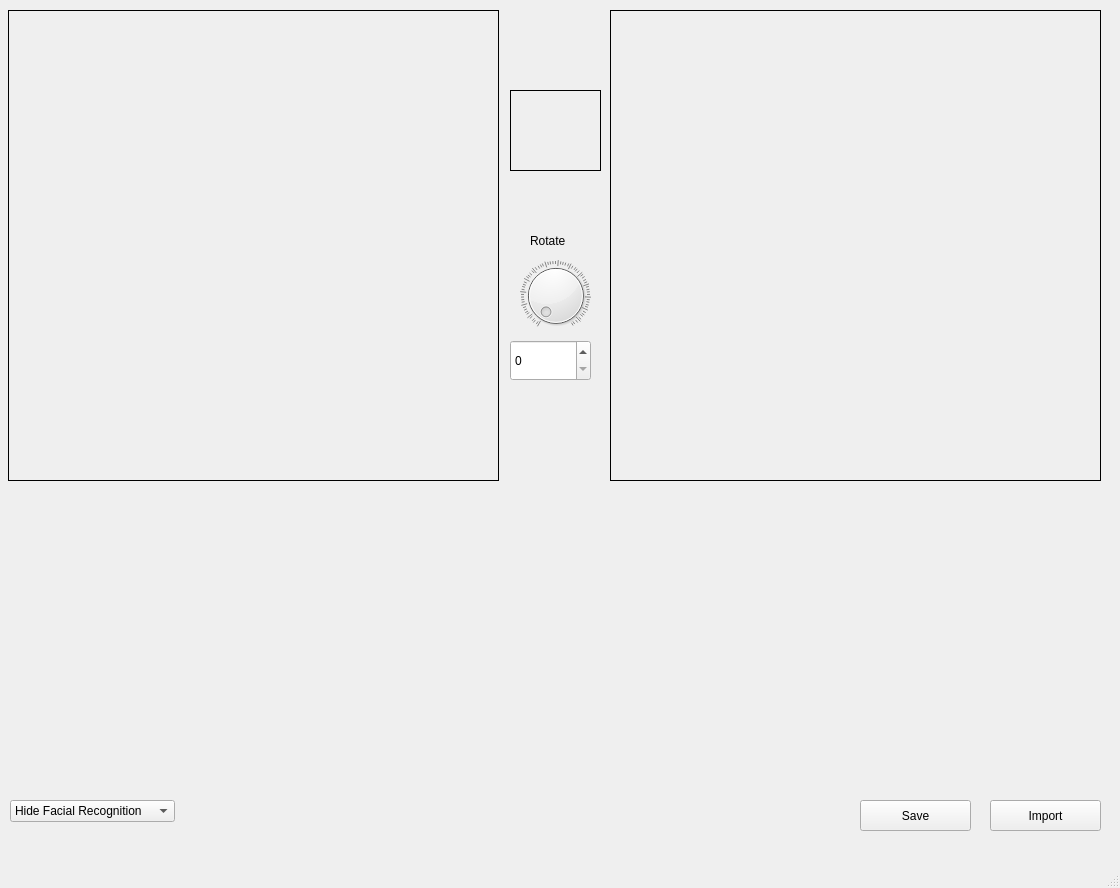
Qt form coreUI/main_window.ui (prateekgurnani10/Image_recognition) before a commit.
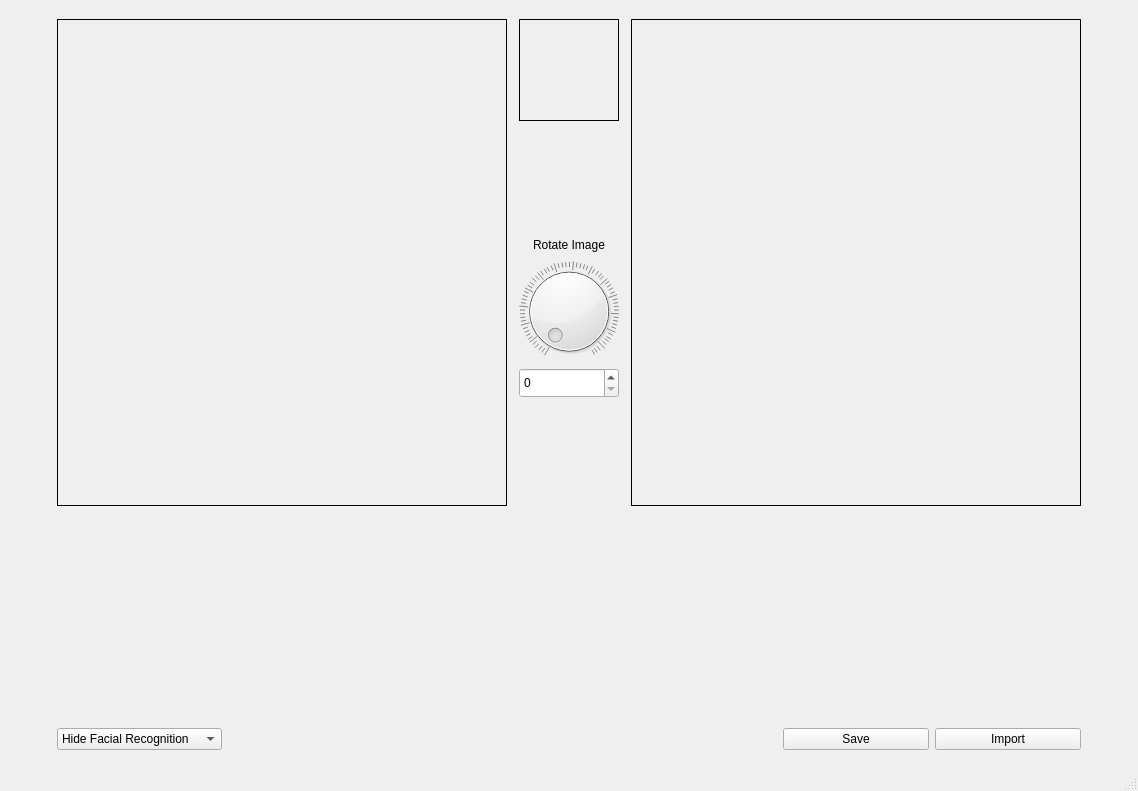
The same form after that commit. Icons and pictures are not drawn.

Commit message: Added dyanamic scaling to the UI, and a global layout constraint

The edit to the form file:
```diff
--- a/coreUI/main_window.ui
+++ b/coreUI/main_window.ui
@@ -9,61 +9,39 @@
    <rect>
     <x>0</x>
     <y>0</y>
-    <width>1120</width>
-    <height>888</height>
+    <width>1138</width>
+    <height>791</height>
    </rect>
   </property>
   <property name="windowTitle">
    <string>MainWindow</string>
   </property>
   <widget class="QWidget" name="centralwidget">
-   <widget class="QLabel" name="leftImgLabel">
-    <property name="geometry">
-     <rect>
-      <x>8</x>
-      <y>10</y>
-      <width>491</width>
-      <height>471</height>
-     </rect>
-    </property>
-    <property name="frameShape">
-     <enum>QFrame::Box</enum>
-    </property>
+   <layout class="QGridLayout" name="gridLayout">
+    <item row="12" column="1">
+     <widget class="QComboBox" name="facialRecogComboBox">
+      <property name="font">
+       <font>
+        <pointsize>9</pointsize>
+       </font>
+      </property>
+      <property name="sizeAdjustPolicy">
+       <enum>QComboBox::AdjustToContents</enum>
+      </property>
+      <item>
     <property name="text">
-     <string/>
-    </property>
-    <property name="alignment">
-     <set>Qt::AlignCenter</set>
-    </property>
-   </widget>
-   <widget class="QLabel" name="rightImgLabel">
-    <property name="geometry">
-     <rect>
-      <x>610</x>
-      <y>10</y>
-      <width>491</width>
-      <height>471</height>
-     </rect>
-    </property>
-    <property name="frameShape">
-     <enum>QFrame::Box</enum>
-    </property>
+        <string>Hide Facial Recognition</string>
+       </property>
+      </item>
+      <item>
     <property name="text">
-     <string/>
-    </property>
-    <property name="alignment">
-     <set>Qt::AlignCenter</set>
-    </property>
-   </widget>
+        <string>Show Facial Recognition</string>
+       </property>
+      </item>
+     </widget>
+    </item>
+    <item row="12" column="8">
    <widget class="QPushButton" name="saveButton">
-    <property name="geometry">
-     <rect>
-      <x>860</x>
-      <y>800</y>
-      <width>111</width>
-      <height>31</height>
-     </rect>
-    </property>
     <property name="font">
      <font>
       <pointsize>9</pointsize>
@@ -73,15 +51,9 @@
      <string>Save</string>
     </property>
    </widget>
+    </item>
+    <item row="12" column="9">
    <widget class="QPushButton" name="importButton">
-    <property name="geometry">
-     <rect>
-      <x>990</x>
-      <y>800</y>
-      <width>111</width>
-      <height>31</height>
-     </rect>
-    </property>
     <property name="font">
      <font>
       <pointsize>9</pointsize>
@@ -91,14 +63,14 @@
      <string>Import</string>
     </property>
    </widget>
+    </item>
+    <item row="4" column="5">
    <widget class="QDial" name="rotateImgDial">
-    <property name="geometry">
-     <rect>
-      <x>520</x>
-      <y>260</y>
-      <width>71</width>
-      <height>71</height>
-     </rect>
+      <property name="maximumSize">
+       <size>
+        <width>150</width>
+        <height>150</height>
+       </size>
     </property>
     <property name="maximum">
      <number>270</number>
@@ -107,75 +79,128 @@
      <bool>true</bool>
     </property>
    </widget>
-   <widget class="QSpinBox" name="rotateImgSpinBox">
-    <property name="geometry">
-     <rect>
-      <x>510</x>
-      <y>340</y>
-      <width>81</width>
-      <height>41</height>
-     </rect>
-    </property>
-    <property name="font">
-     <font>
-      <pointsize>9</pointsize>
-     </font>
-    </property>
-    <property name="wrapping">
-     <bool>false</bool>
-    </property>
-    <property name="frame">
-     <bool>true</bool>
-    </property>
-    <property name="buttonSymbols">
-     <enum>QAbstractSpinBox::UpDownArrows</enum>
-    </property>
-    <property name="maximum">
-     <number>270</number>
-    </property>
-   </widget>
-   <widget class="QLabel" name="label">
-    <property name="geometry">
-     <rect>
-      <x>530</x>
-      <y>230</y>
-      <width>51</width>
-      <height>21</height>
-     </rect>
-    </property>
-    <property name="font">
-     <font>
-      <pointsize>9</pointsize>
-     </font>
-    </property>
-    <property name="text">
-     <string>Rotate</string>
-    </property>
-   </widget>
-   <widget class="QWidget" name="verticalLayoutWidget">
-    <property name="geometry">
-     <rect>
-      <x>10</x>
-      <y>560</y>
-      <width>1091</width>
-      <height>231</height>
-     </rect>
-    </property>
+    </item>
+    <item row="10" column="1" rowspan="2" colspan="9">
     <layout class="QVBoxLayout" name="sliderLayout">
      <property name="spacing">
-      <number>6</number>
-     </property>
-    </layout>
-   </widget>
+       <number>2</number>
+      </property>
+      <property name="topMargin">
+       <number>2</number>
+      </property>
+      <property name="bottomMargin">
+       <number>5</number>
+      </property>
+     </layout>
+    </item>
+    <item row="0" column="7">
+     <spacer name="verticalSpacer_3">
+      <property name="orientation">
+       <enum>Qt::Vertical</enum>
+      </property>
+      <property name="sizeType">
+       <enum>QSizePolicy::Fixed</enum>
+      </property>
+      <property name="sizeHint" stdset="0">
+       <size>
+        <width>20</width>
+        <height>10</height>
+       </size>
+      </property>
+     </spacer>
+    </item>
+    <item row="12" column="10">
+     <spacer name="horizontalSpacer_2">
+      <property name="orientation">
+       <enum>Qt::Horizontal</enum>
+      </property>
+      <property name="sizeType">
+       <enum>QSizePolicy::Fixed</enum>
+      </property>
+      <property name="sizeHint" stdset="0">
+       <size>
+        <width>10</width>
+        <height>20</height>
+       </size>
+      </property>
+     </spacer>
+    </item>
+    <item row="1" column="1" rowspan="6" colspan="3">
+     <widget class="QLabel" name="leftImgLabel">
+      <property name="minimumSize">
+       <size>
+        <width>450</width>
+        <height>0</height>
+       </size>
+      </property>
+      <property name="maximumSize">
+       <size>
+        <width>16777215</width>
+        <height>16777215</height>
+       </size>
+      </property>
+      <property name="frameShape">
+       <enum>QFrame::Box</enum>
+      </property>
+      <property name="text">
+       <string/>
+      </property>
+      <property name="alignment">
+       <set>Qt::AlignCenter</set>
+      </property>
+     </widget>
+    </item>
+    <item row="1" column="7" rowspan="6" colspan="3">
+     <widget class="QLabel" name="rightImgLabel">
+      <property name="minimumSize">
+       <size>
+        <width>450</width>
+        <height>0</height>
+       </size>
+      </property>
+      <property name="maximumSize">
+       <size>
+        <width>16777215</width>
+        <height>16777215</height>
+       </size>
+      </property>
+      <property name="frameShape">
+       <enum>QFrame::Box</enum>
+      </property>
+      <property name="text">
+       <string/>
+      </property>
+      <property name="alignment">
+       <set>Qt::AlignCenter</set>
+      </property>
+     </widget>
+    </item>
+    <item row="3" column="5">
+     <widget class="QLabel" name="label">
+      <property name="maximumSize">
+       <size>
+        <width>16777215</width>
+        <height>20</height>
+       </size>
+      </property>
+      <property name="font">
+       <font>
+        <pointsize>9</pointsize>
+       </font>
+      </property>
+      <property name="layoutDirection">
+       <enum>Qt::LeftToRight</enum>
+      </property>
+      <property name="text">
+       <string>Rotate Image</string>
+      </property>
+      <property name="alignment">
+       <set>Qt::AlignCenter</set>
+      </property>
+     </widget>
+    </item>
+    <item row="6" column="4" colspan="3">
    <widget class="QLabel" name="imgDescriptLabel">
-    <property name="geometry">
-     <rect>
-      <x>10</x>
-      <y>510</y>
-      <width>481</width>
-      <height>21</height>
-     </rect>
-    </property>
     <property name="font">
      <font>
       <pointsize>10</pointsize>
@@ -190,43 +215,18 @@
     <property name="alignment">
      <set>Qt::AlignCenter</set>
     </property>
-   </widget>
-   <widget class="QComboBox" name="facialRecogComboBox">
-    <property name="geometry">
-     <rect>
-      <x>10</x>
-      <y>800</y>
-      <width>182</width>
-      <height>24</height>
-     </rect>
-    </property>
-    <property name="font">
-     <font>
-      <pointsize>9</pointsize>
-     </font>
-    </property>
-    <property name="sizeAdjustPolicy">
-     <enum>QComboBox::AdjustToContents</enum>
-    </property>
-    <item>
-     <property name="text">
-      <string>Hide Facial Recognition</string>
-     </property>
-    </item>
-    <item>
-     <property name="text">
-      <string>Show Facial Recognition</string>
-     </property>
-    </item>
-   </widget>
+      <property name="wordWrap">
+       <bool>true</bool>
+      </property>
+     </widget>
+    </item>
+    <item row="1" column="5">
    <widget class="QLabel" name="logoLabel">
-    <property name="geometry">
-     <rect>
-      <x>510</x>
-      <y>90</y>
-      <width>91</width>
-      <height>81</height>
-     </rect>
+      <property name="maximumSize">
+       <size>
+        <width>150</width>
+        <height>150</height>
+       </size>
     </property>
     <property name="frameShape">
      <enum>QFrame::Box</enum>
@@ -238,6 +238,109 @@
      <set>Qt::AlignCenter</set>
     </property>
    </widget>
+    </item>
+    <item row="5" column="5">
+     <widget class="QSpinBox" name="rotateImgSpinBox">
+      <property name="maximumSize">
+       <size>
+        <width>16777215</width>
+        <height>30</height>
+       </size>
+      </property>
+      <property name="font">
+       <font>
+        <pointsize>9</pointsize>
+       </font>
+      </property>
+      <property name="wrapping">
+       <bool>false</bool>
+      </property>
+      <property name="frame">
+       <bool>true</bool>
+      </property>
+      <property name="buttonSymbols">
+       <enum>QAbstractSpinBox::UpDownArrows</enum>
+      </property>
+      <property name="maximum">
+       <number>270</number>
+      </property>
+     </widget>
+    </item>
+    <item row="2" column="5">
+     <spacer name="verticalSpacer">
+      <property name="orientation">
+       <enum>Qt::Vertical</enum>
+      </property>
+      <property name="sizeType">
+       <enum>QSizePolicy::Fixed</enum>
+      </property>
+      <property name="sizeHint" stdset="0">
+       <size>
+        <width>20</width>
+        <height>20</height>
+       </size>
+      </property>
+     </spacer>
+    </item>
+    <item row="3" column="10">
+     <spacer name="horizontalSpacer_8">
+      <property name="orientation">
+       <enum>Qt::Horizontal</enum>
+      </property>
+      <property name="sizeHint" stdset="0">
+       <size>
+        <width>40</width>
+        <height>20</height>
+       </size>
+      </property>
+     </spacer>
+    </item>
+    <item row="2" column="0">
+     <spacer name="horizontalSpacer_9">
+      <property name="orientation">
+       <enum>Qt::Horizontal</enum>
+      </property>
+      <property name="sizeHint" stdset="0">
+       <size>
+        <width>40</width>
+        <height>20</height>
+       </size>
+      </property>
+     </spacer>
+    </item>
+    <item row="12" column="0">
+     <spacer name="horizontalSpacer">
+      <property name="orientation">
+       <enum>Qt::Horizontal</enum>
+      </property>
+      <property name="sizeType">
+       <enum>QSizePolicy::Fixed</enum>
+      </property>
+      <property name="sizeHint" stdset="0">
+       <size>
+        <width>10</width>
+        <height>20</height>
+       </size>
+      </property>
+     </spacer>
+    </item>
+    <item row="13" column="8">
+     <spacer name="verticalSpacer_2">
+      <property name="orientation">
+       <enum>Qt::Vertical</enum>
+      </property>
+      <property name="sizeType">
+       <enum>QSizePolicy::Fixed</enum>
+      </property>
+      <property name="sizeHint" stdset="0">
+       <size>
+        <width>1</width>
+        <height>10</height>
+       </size>
+      </property>
+     </spacer>
+    </item>
+   </layout>
   </widget>
   <widget class="QStatusBar" name="statusbar"/>
   <widget class="QMenuBar" name="menubar">
```
Left out of the diff: 8 changed lines with no effect on the pictures. Lines whose indentation alone changed are shown as unchanged. The commit also changes 3 other files.
